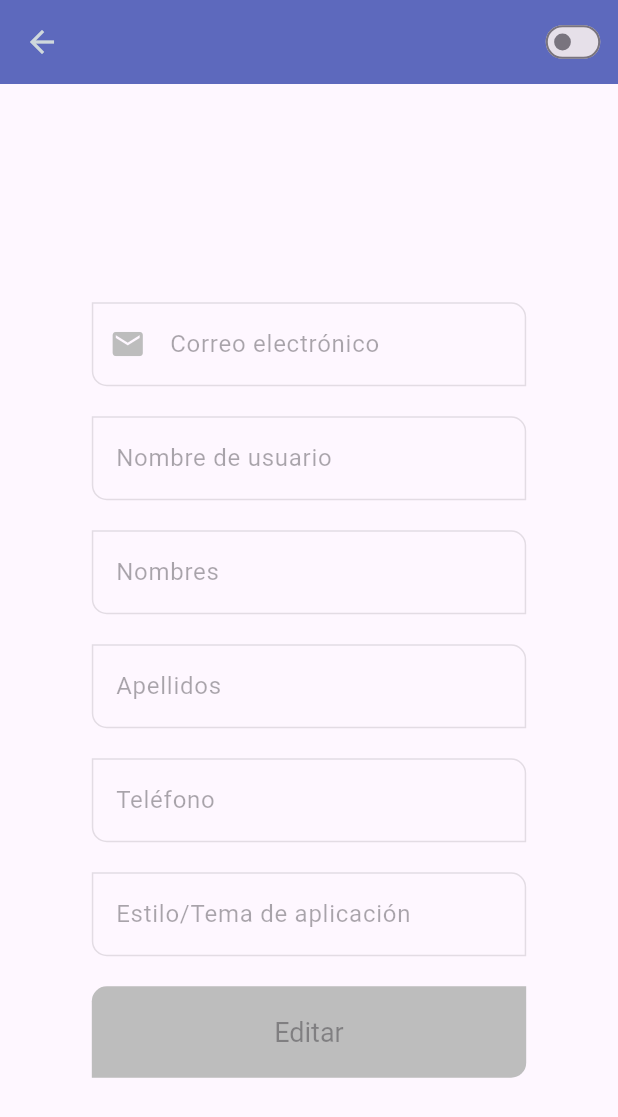
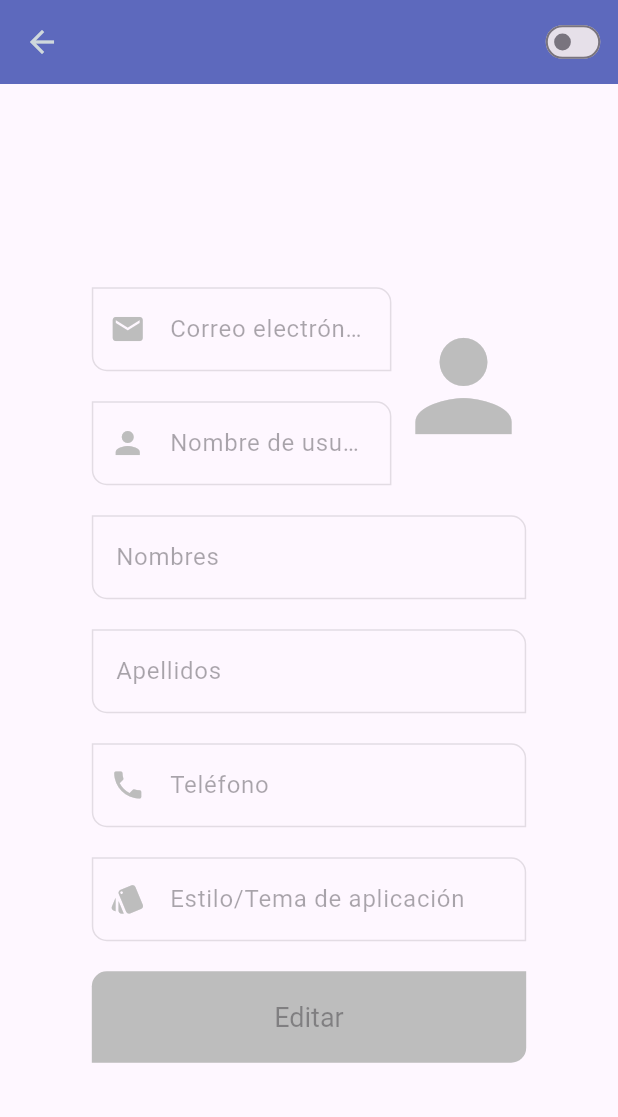
Before and after one commit to daruiza/dropbucket_flutter, a Flutter app: the ProfileScreen screen opened directly, on a phone screen of 412 x 824 dp. Shown: the top 1117 px of the screen. Run offline on Flutter 3.47's test engine with Material 3 defaults, Android fonts, the phone set to English and light mode, and no system bars; our stand-ins replace file_picker, flutter_secure_storage; accounts and stored records are empty; network calls fail.

```diff
--- a/lib/app_bar_menu.dart
+++ b/lib/app_bar_menu.dart
@@ -52,9 +52,16 @@ class AppBarMenu extends StatelessWidget implements PreferredSizeWidget {
         if (authProvider.isAuthenticated && currentRoute != Routes.profile)
           IconButton(
             onPressed: () {
-              Navigator.pushNamed(context, Routes.profile);
+              Navigator.pushReplacementNamed(context, Routes.profile);
             },
             icon: Icon(Icons.person, color: IndigoTheme.texContrastColor),
+          ),
+        if (authProvider.isAuthenticated && currentRoute == Routes.profile)
+          IconButton(
+            onPressed: () {
+              Navigator.pushReplacementNamed(context, Routes.home);
+            },
+            icon: Icon(Icons.home, color: IndigoTheme.texContrastColor),
           ),
         if (authProvider.isAuthenticated)
           IconButton(
@@ -75,8 +82,8 @@ class AppBarMenu extends StatelessWidget implements PreferredSizeWidget {
     AuthProvider authProvider,
   ) async {
     await authService.logoutUser();
-    // Aqui si: logout
     await authProvider.checkToken();
+
     if (context.mounted) {
       MessageProvider.showSnackBarContext(
         context,
@@ -92,6 +99,28 @@ class AppBarMenu extends StatelessWidget implements PreferredSizeWidget {
         'login',
         // arguments: {'goodbay': true},
       );
+
+      // Esta forma falla
+      // Navigator.of(context).pushNamedAndRemoveUntil('/login', (route) => false);
+
+      // Navigator.pushAndRemoveUntil(
+      //   context,
+      //   MaterialPageRoute(
+      //     builder: (context) {
+      //       return const LoginScreen();
+      //     },
+      //   ),
+      //   (Route<dynamic> route) => false,
+      // );
+
+      // Navigator.of(context, rootNavigator: true).pushAndRemoveUntil(
+      //   MaterialPageRoute(
+      //     builder: (BuildContext context) {
+      //       return const LoginScreen();
+      //     },
+      //   ),
+      //   (_) => false,
+      // );
     }
   }
 
--- a/lib/providers/auth_provider.dart
+++ b/lib/providers/auth_provider.dart
@@ -1,34 +1,35 @@
 import 'dart:convert';
 
 import 'package:dropbucket_flutter/models/user_response.dart';
+import 'package:dropbucket_flutter/screens/login_screen.dart';
 import 'package:flutter/material.dart';
 import 'package:flutter_secure_storage/flutter_secure_storage.dart';
 
 class AuthProvider extends ChangeNotifier {
   // BuildContext context;
   final _storage = FlutterSecureStorage();
-  UserResponse? _user;
-  String _token = '';
-  bool _isAuthenticated = false;
+  UserResponse? user;
+  String token = '';
+  bool isAuthenticated = false;
 
-  UserResponse? get user => _user;
-  String get token => _token;
-  bool get isAuthenticated => _isAuthenticated;
+  // UserResponse? get user => _user;
+  // String get token => _token;
+  // bool get isAuthenticated => _isAuthenticated;
 
-  set user(UserResponse? value) {
-    _user = value;
-    //notifyListeners();
-  }
+  // set user(UserResponse? value) {
+  //   _user = value;
+  //   //notifyListeners();
+  // }
 
-  set token(String value) {
-    _token = value;
-    //notifyListeners();
-  }
+  // set token(String value) {
+  //   _token = value;
+  //   //notifyListeners();
+  // }
 
-  set isAuthenticated(bool value) {
-    _isAuthenticated = value;
-    //notifyListeners();
-  }
+  // set isAuthenticated(bool value) {
+  //   _isAuthenticated = value;
+  //   //notifyListeners();
+  // }
 
   // AuthProvider(this.context) {
   AuthProvider() {
@@ -67,9 +68,9 @@ class AuthProvider extends ChangeNotifier {
 
   // Método para manejar la redirección segura en caso de error 401
   void handleUnauthorized(BuildContext context) async {
-    _token = '';
-    _user = null;
-    _isAuthenticated = false;
+    token = '';
+    user = null;
+    isAuthenticated = false;
     await _storage.delete(key: 'token');
     await _storage.delete(key: 'user_data');
     if (context.mounted) {
@@ -77,9 +78,14 @@ class AuthProvider extends ChangeNotifier {
     }
   }
 
-  Future<void> setUserPrefix(BuildContext context, prefix, [bool replace = false]) async {
+  Future<void> setUserPrefix(
+    BuildContext context,
+    prefix, [
+    bool replace = false,
+    bool notify = true,
+  ]) async {
     final token = await _storage.read(key: 'token');
-    if(token != ''){
+    if (token != '') {
       final userData = await _storage.read(key: "user_data") ?? '';
       final userJson = jsonDecode(userData);
       userJson['user']['prefixcurrent'] =
@@ -87,7 +93,9 @@ class AuthProvider extends ChangeNotifier {
       await _storage.delete(key: 'user_data');
       await _storage.write(key: "user_data", value: jsonEncode(userJson));
       user = UserResponse.fromJson(userJson);
-      notifyListeners();
+      if (notify) {
+        notifyListeners();
+      }
     } else {
       //emitimos error de autenticación
       if (context.mounted) {
@@ -98,6 +106,15 @@ class AuthProvider extends ChangeNotifier {
 
   // Método para navegar al login utilizando el contexto
   void _redirectToLogin(BuildContext context) {
-    Navigator.of(context).pushNamedAndRemoveUntil('/login', (route) => false);
+    // esta forma falla
+    // Navigator.of(context).pushNamedAndRemoveUntil('/login', (route) => false);
+    Navigator.of(context, rootNavigator: true).pushAndRemoveUntil(
+      MaterialPageRoute(
+        builder: (BuildContext context) {
+          return const LoginScreen();
+        },
+      ),
+      (_) => false,
+    );
   }
 }
--- a/lib/screens/profile_screen.dart
+++ b/lib/screens/profile_screen.dart
@@ -52,18 +52,18 @@ class _ProfileScreenState extends State<ProfileScreen> {
       ),
       body: LayoutBuilder(
         builder: (BuildContext context, BoxConstraints constraints) {
+          double maxWidth =
+              constraints.maxWidth > 600 ? 500 : constraints.maxWidth * 0.8;
           return Center(
             child: SingleChildScrollView(
               child: Container(
-                constraints: BoxConstraints(
-                  maxWidth:
-                      constraints.maxWidth > 600
-                          ? 500
-                          : constraints.maxWidth * 0.8,
-                ),
+                constraints: BoxConstraints(maxWidth: maxWidth),
                 child: ChangeNotifierProvider(
                   create: (_) => ProfileFormProvider(),
-                  child: _ProfileForm(isEditing: _isEditing),
+                  child: _ProfileForm(
+                    isEditing: _isEditing,
+                    maxWidth: maxWidth,
+                  ),
                 ),
               ),
             ),
@@ -76,7 +76,8 @@ class _ProfileScreenState extends State<ProfileScreen> {
 
 class _ProfileForm extends StatelessWidget {
   final bool isEditing;
-  const _ProfileForm({required this.isEditing});
+  final double maxWidth;
+  const _ProfileForm({required this.isEditing, required this.maxWidth});
 
   @override
   Widget build(BuildContext context) {
@@ -105,11 +106,16 @@ class _ProfileForm extends StatelessWidget {
               mainAxisSize: MainAxisSize.min,
               children: [
                 const SizedBox(height: 20),
-                // GestureDetector(),
-                const SizedBox(height: 20),
+                Row(
+                  children: [
+                    SizedBox(
+                      width: 2 * maxWidth / 3 - 20,
+                      child: Column(
+                        children: [
                           TextFormField(
                             enabled: isEditing,
-                  autovalidateMode: AutovalidateMode.onUserInteraction,
+                            autovalidateMode:
+                                AutovalidateMode.onUserInteraction,
                             keyboardType: TextInputType.emailAddress,
                             controller: profileForm.email,
                             decoration: InputDecoration(
@@ -151,8 +157,51 @@ class _ProfileForm extends StatelessWidget {
                                         ? IndigoTheme.primaryColor
                                         : IndigoTheme.disableColor,
                               ),
+                              prefixIcon: Icon(
+                                Icons.person,
+                                color:
+                                    isEditing
+                                        ? IndigoTheme.primaryColor
+                                        : IndigoTheme.disableColor,
                               ),
                             ),
+                          ),
+                        ],
+                      ),
+                    ),
+                    Center(
+                      child: SizedBox(
+                        width: maxWidth / 3 - 20,
+                        child: MouseRegion(
+                          cursor: isEditing? SystemMouseCursors.click : SystemMouseCursors.basic,
+                          child: GestureDetector(
+                            onTap:
+                                () =>
+                                    isEditing ? _onUploadImage(context) : null,
+                            child:
+                                profileForm.photoExists.text == 'true'
+                                    ? CircleAvatar(
+                                      maxRadius: 50,
+                                      backgroundImage: NetworkImage(
+                                        profileForm.photo.text,
+                                      ),
+                                    )
+                                    : Icon(
+                                      Icons.person,
+                                      size: 96,
+                                      color:
+                                          isEditing
+                                              ? IndigoTheme.primaryColor
+                                              : IndigoTheme.disableColor,
+                                    ),
+                          ),
+                        ),
+                      ),
+                    ),
+                  ],
+                ),
+
+                // GestureDetector(),
                 const SizedBox(height: 20),
                 TextFormField(
                   enabled: isEditing,
@@ -196,6 +245,13 @@ class _ProfileForm extends StatelessWidget {
                               ? IndigoTheme.primaryColor
                               : IndigoTheme.disableColor,
                     ),
+                    prefixIcon: Icon(
+                      Icons.phone,
+                      color:
+                          isEditing
+                              ? IndigoTheme.primaryColor
+                              : IndigoTheme.disableColor,
+                    ),
                   ),
                 ),
                 const SizedBox(height: 20),
@@ -206,6 +262,13 @@ class _ProfileForm extends StatelessWidget {
                   decoration: InputDecoration(
                     labelText: 'Estilo/Tema de aplicación',
                     floatingLabelStyle: TextStyle(
+                      color:
+                          isEditing
+                              ? IndigoTheme.primaryColor
+                              : IndigoTheme.disableColor,
+                    ),
+                    prefixIcon: Icon(
+                      Icons.style,
                       color:
                           isEditing
                               ? IndigoTheme.primaryColor
@@ -258,6 +321,7 @@ class _ProfileForm extends StatelessWidget {
   }
 
   Future<void> _onUploadImage(BuildContext context) async {
+    final authProvider = Provider.of<AuthProvider>(context, listen: false);
     final bucketService = Provider.of<BucketService>(context, listen: false);
     final profileForm = Provider.of<ProfileFormProvider>(
       context,
@@ -311,9 +375,11 @@ class _ProfileForm extends StatelessWidget {
           if (json['url'].isNotEmpty) {
             profileForm.photo.text = json['url'];
             profileForm.photoExists.text = 'true';
-
             if (context.mounted) {
               await userPatch(context);
+              await authProvider.checkToken();
+              // Notifica y vuelve a recargar el build
+              profileForm.notifyListeners();
             }
 
             // Eliminar archivo anterior
```
Also changed, not shown: lib/providers/profile_form_provider.dart (+7 -0 lines), lib/screens/home_screen.dart (+10 -3 lines), lib/screens/login_screen.dart (+9 -0 lines), lib/services/bucket_service.dart (+27 -17 lines), lib/services/auth_service.dart (line endings or trailing spaces). Lines whose indentation alone changed are shown as unchanged.
